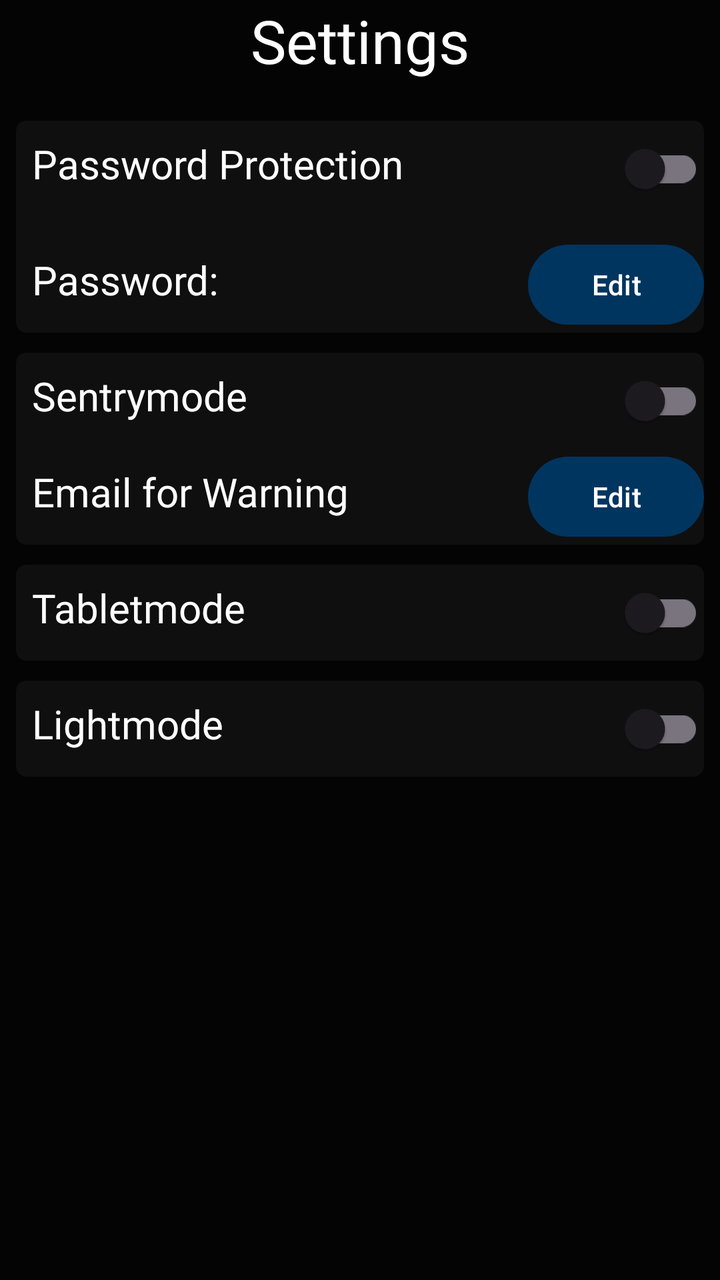
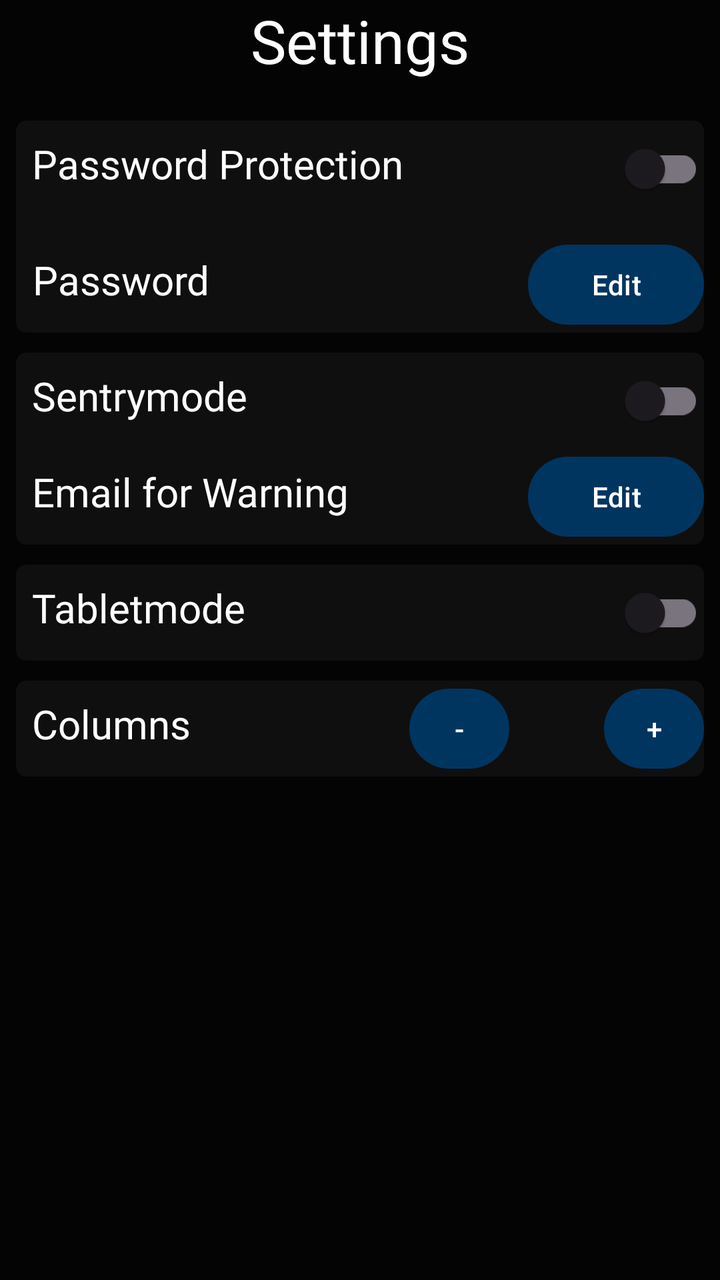

Before-and-after screenshots of an Android layout around one commit, followed by the original layout XML and the change that was made.
<!-- AndroidManifest.xml: application theme Theme.RUBMotorsportGroup2 -->
<!-- res/layout/fragment_settings.xml -->
<?xml version="1.0" encoding="utf-8"?>
<FrameLayout xmlns:android="http://schemas.android.com/apk/res/android"
    xmlns:app="http://schemas.android.com/apk/res-auto"
    xmlns:tools="http://schemas.android.com/tools"
    android:layout_width="match_parent"
    android:layout_height="match_parent"
    tools:context=".fragments.fragment_settings">
<LinearLayout
    android:layout_width="match_parent"
    android:layout_height="match_parent"
    android:background="@color/BackgroundColor"
    android:orientation="vertical">

    <TextView
        android:id="@+id/settings_settingsView"
        android:layout_width="match_parent"
        android:layout_height="wrap_content"
        android:fontFamily="@font/roboto"
        android:gravity="center"
        android:text="Settings"
        android:textColor="@color/white"
        android:textSize="30sp"
        android:layout_marginBottom="20sp"/>

    <androidx.cardview.widget.CardView
        android:id="@+id/settings_password_card"
        android:layout_width="match_parent"
        android:layout_height="wrap_content"
        android:layout_marginStart="8dp"
        android:layout_marginEnd="8dp"
        app:cardBackgroundColor="@color/ElementColor"
        app:cardCornerRadius="5dp"
        android:layout_marginBottom="10sp">
        <LinearLayout
            android:layout_width="match_parent"
            android:layout_height="wrap_content"
            android:orientation="vertical">
          <RelativeLayout
              android:layout_width="match_parent"
              android:layout_height="wrap_content"
              android:orientation="horizontal"
              android:id="@+id/password_edit"
              android:layout_marginBottom="10dp">
              <TextView
                  android:id="@+id/settings_password_protection"
                  android:layout_width="wrap_content"
                  android:layout_height="wrap_content"
                  android:layout_marginStart="8dp"
                  android:layout_marginTop="8dp"
                  android:fontFamily="@font/roboto"
                  android:text="Password Protection"
                  android:textSize="20sp"
                  android:textColor="@color/white"
                  app:layout_constraintStart_toStartOf="parent"
                  app:layout_constraintTop_toTopOf="parent"
                  />
              <androidx.appcompat.widget.SwitchCompat
                  android:layout_width="wrap_content"
                  android:layout_height="wrap_content"
                  android:id="@+id/settings_password_pro_switch"
                  android:layout_alignParentEnd="true" />
          </RelativeLayout>
          <RelativeLayout
              android:layout_width="match_parent"
              android:layout_height="wrap_content">
              <TextView
                  android:id="@+id/settings_password"
                  android:layout_width="wrap_content"
                  android:layout_height="wrap_content"
                  android:layout_marginStart="8dp"
                  android:layout_marginTop="8dp"
                  android:fontFamily="@font/roboto"
                  android:text="Password:"
                  android:textSize="20sp"
                  android:textColor="@color/white"
                  />

              <Button
                  android:id="@+id/settings_editPassBtn"
                  android:layout_width="wrap_content"
                  android:layout_height="wrap_content"
                  android:text="Edit"
                  android:layout_alignParentEnd="true"/>

          </RelativeLayout>

        </LinearLayout>
    </androidx.cardview.widget.CardView>

    <androidx.cardview.widget.CardView
        android:id="@+id/settings_mode_card"
        android:layout_width="match_parent"
        android:layout_height="wrap_content"
        android:layout_marginStart="8dp"
        android:layout_marginEnd="8dp"
        app:cardBackgroundColor="@color/ElementColor"
        app:cardCornerRadius="5dp"
        android:layout_marginBottom="10sp">
        <LinearLayout
            android:layout_width="match_parent"
            android:layout_height="wrap_content"
            android:orientation="vertical">
            <RelativeLayout
                android:layout_width="match_parent"
                android:layout_height="wrap_content"
                android:id="@+id/settings_sentrymode">
                <TextView
                    android:id="@+id/settings_sentrymodeview"
                    android:layout_width="wrap_content"
                    android:layout_height="wrap_content"
                    android:layout_marginStart="8dp"
                    android:layout_marginTop="8dp"
                    android:fontFamily="@font/roboto"
                    android:text="Sentrymode"
                    android:textSize="20sp"
                    android:textColor="@color/white"
                    app:layout_constraintStart_toStartOf="parent"
                    app:layout_constraintTop_toTopOf="parent"
                    />

                <androidx.appcompat.widget.SwitchCompat
                    android:id="@+id/settings_sentryModeSwitch"
                    android:layout_width="wrap_content"
                    android:layout_height="wrap_content"
                    android:layout_alignParentEnd="true"/>

            </RelativeLayout>

            <RelativeLayout
                android:layout_width="match_parent"
                android:layout_height="wrap_content">
                <TextView
                    android:id="@+id/settings_email"
                    android:layout_width="wrap_content"
                    android:layout_height="wrap_content"
                    android:layout_marginStart="8dp"
                    android:layout_marginTop="8dp"
                    android:fontFamily="@font/roboto"
                    android:text="Email for Warning"
                    android:textSize="20sp"
                    android:textColor="@color/white"
                    app:layout_constraintStart_toStartOf="parent"
                    app:layout_constraintTop_toTopOf="parent"
                    />

                <Button
                    android:id="@+id/settings_editMailBtn"
                    android:layout_width="wrap_content"
                    android:layout_height="wrap_content"
                    android:text="Edit"
                    android:layout_alignParentEnd="true"/>
            </RelativeLayout>
        </LinearLayout>
    </androidx.cardview.widget.CardView>
    <androidx.cardview.widget.CardView
        android:layout_width="match_parent"
        android:layout_height="wrap_content"
        android:layout_marginStart="8dp"
        android:layout_marginEnd="8dp"
        app:cardBackgroundColor="@color/ElementColor"
        app:cardCornerRadius="5dp"
        android:layout_marginBottom="10sp">
        <RelativeLayout
            android:layout_width="match_parent"
            android:layout_height="wrap_content">
            <TextView
                android:id="@+id/settings_tabletmode"
                android:layout_width="wrap_content"
                android:layout_height="wrap_content"
                android:layout_marginStart="8dp"
                android:layout_marginTop="8dp"
                android:fontFamily="@font/roboto"
                android:text="Tabletmode"
                android:textSize="20sp"
                android:textColor="@color/white"
                app:layout_constraintStart_toStartOf="parent"
                app:layout_constraintTop_toTopOf="parent"
                />

            <androidx.appcompat.widget.SwitchCompat
                android:id="@+id/settings_tabletModeSwitch"
                android:layout_width="wrap_content"
                android:layout_height="wrap_content"
                app:layout_constraintBottom_toBottomOf="parent"
                android:layout_alignParentEnd="true"/>
        </RelativeLayout>
    </androidx.cardview.widget.CardView>
    <androidx.cardview.widget.CardView
        android:layout_width="match_parent"
        android:layout_height="wrap_content"
        android:layout_marginStart="8dp"
        android:layout_marginEnd="8dp"
        app:cardBackgroundColor="@color/ElementColor"
        app:cardCornerRadius="5dp"
        android:layout_marginBottom="10sp">
        <RelativeLayout
            android:layout_width="match_parent"
            android:layout_height="wrap_content">
            <TextView
                android:id="@+id/settings_lightmodeview"
                android:layout_width="wrap_content"
                android:layout_height="wrap_content"
                android:layout_marginStart="8dp"
                android:layout_marginTop="8dp"
                android:fontFamily="@font/roboto"
                android:text="Lightmode"
                android:textSize="20sp"
                android:textColor="@color/white"
                />
            <androidx.appcompat.widget.SwitchCompat
                android:id="@+id/settings_lightModeSwitch"
                android:layout_width="wrap_content"
                android:layout_height="wrap_content"
                android:layout_alignParentEnd="true"/>
        </RelativeLayout>

    </androidx.cardview.widget.CardView>


</LinearLayout>

</FrameLayout>
<!-- resources referenced by this layout -->
<resources>
  <color name="BackgroundColor">#040404</color>
  <color name="ElementColor">#0f0f0f</color>
  <color name="white">#FFFFFFFF</color>
  <style name="Theme.RUBMotorsportGroup2" parent="Base.Theme.RUBMotorsportGroup2" />
  <style name="Base.Theme.RUBMotorsportGroup2" parent="Theme.Material3.DayNight.NoActionBar">
          <item name="colorPrimary">@color/RubColorBlue</item>
          <item name="android:windowBackground">@color/BackgroundColor</item>
          <item name="colorAccent">@color/ElementColor</item>
          <item name="colorSecondaryContainer">@color/white</item>
          <item name="colorSecondaryFixed">@color/white</item>
          <item name="android:textColorSecondary">@color/white</item>
          <item name="android:textColorSecondaryInverse">@color/black</item>
          <item name="android:textColorTertiary">@color/white</item>
          <item name="android:textColorTertiaryInverse">@color/black</item>
          <item name="android:backgroundTint">@null</item>
          
          
      </style>
  <color name="RubColorBlue">#003560</color>
  <color name="black">#FF000000</color>
</resources>

<!-- the commit's change to res/layout/fragment_settings.xml (unified diff, before → after) -->
@@ -17,7 +17,7 @@
         android:layout_height="wrap_content"
         android:fontFamily="@font/roboto"
         android:gravity="center"
-        android:text="Settings"
+        android:text="@string/settings_settings"
         android:textColor="@color/white"
         android:textSize="30sp"
         android:layout_marginBottom="20sp"/>
@@ -48,7 +48,7 @@
                   android:layout_marginStart="8dp"
                   android:layout_marginTop="8dp"
                   android:fontFamily="@font/roboto"
-                  android:text="Password Protection"
+                  android:text="@string/settings_password_protection"
                   android:textSize="20sp"
                   android:textColor="@color/white"
                   app:layout_constraintStart_toStartOf="parent"
@@ -70,9 +70,10 @@
                   android:layout_marginStart="8dp"
                   android:layout_marginTop="8dp"
                   android:fontFamily="@font/roboto"
-                  android:text="Password:"
+                  android:text="@string/settings_password"
                   android:textSize="20sp"
                   android:textColor="@color/white"
+                  android:gravity="center"
                   />
 
               <Button
@@ -111,7 +112,7 @@
                     android:layout_marginStart="8dp"
                     android:layout_marginTop="8dp"
                     android:fontFamily="@font/roboto"
-                    android:text="Sentrymode"
+                    android:text="@string/settings_sentry"
                     android:textSize="20sp"
                     android:textColor="@color/white"
                     app:layout_constraintStart_toStartOf="parent"
@@ -136,7 +137,7 @@
                     android:layout_marginStart="8dp"
                     android:layout_marginTop="8dp"
                     android:fontFamily="@font/roboto"
-                    android:text="Email for Warning"
+                    android:text="@string/mailManager_title"
                     android:textSize="20sp"
                     android:textColor="@color/white"
                     app:layout_constraintStart_toStartOf="parent"
@@ -170,7 +171,7 @@
                 android:layout_marginStart="8dp"
                 android:layout_marginTop="8dp"
                 android:fontFamily="@font/roboto"
-                android:text="Tabletmode"
+                android:text="@string/settings_tabletmode"
                 android:textSize="20sp"
                 android:textColor="@color/white"
                 app:layout_constraintStart_toStartOf="parent"
@@ -197,21 +198,49 @@
             android:layout_width="match_parent"
             android:layout_height="wrap_content">
             <TextView
-                android:id="@+id/settings_lightmodeview"
+                android:id="@+id/settings_column"
                 android:layout_width="wrap_content"
                 android:layout_height="wrap_content"
                 android:layout_marginStart="8dp"
                 android:layout_marginTop="8dp"
                 android:fontFamily="@font/roboto"
-                android:text="Lightmode"
+                android:text="@string/settings_columns"
                 android:textSize="20sp"
                 android:textColor="@color/white"
                 />
-            <androidx.appcompat.widget.SwitchCompat
-                android:id="@+id/settings_lightModeSwitch"
-                android:layout_width="wrap_content"
-                android:layout_height="wrap_content"
-                android:layout_alignParentEnd="true"/>
+            <Button
+                android:id="@+id/settings_plusbutton"
+                android:layout_width="50dp"
+                android:layout_height="wrap_content"
+                android:layout_alignParentEnd="true"
+                android:text="@string/settings_plus"
+                android:padding="10dp"
+                >
+            </Button>
+
+            <TextView
+                android:id="@+id/settings_columsdisplay"
+                android:layout_width="wrap_content"
+                android:layout_height="wrap_content"
+                android:layout_marginTop="8dp"
+                android:layout_toStartOf="@id/settings_plusbutton"
+                android:ems="2"
+                android:fontFamily="@font/roboto"
+                android:textAlignment="center"
+                android:textSize="20sp">
+
+            </TextView>
+            <Button
+                android:id="@+id/settings_minusbutton"
+                android:layout_width="50dp"
+                android:layout_height="wrap_content"
+                android:layout_toStartOf="@id/settings_columsdisplay"
+                android:text="@string/settings_minus"
+                android:padding="10dp">
+            </Button>
+
+
+
         </RelativeLayout>
 
     </androidx.cardview.widget.CardView>
<!-- resource entries referenced after the edit -->
@@ -3,6 +3,15 @@
   <color name="BackgroundColor">#040404</color>
   <color name="ElementColor">#0f0f0f</color>
   <color name="white">#FFFFFFFF</color>
+  <string name="mailManager_title">Email for Warning</string>
+  <string name="settings_columns">Columns</string>
+  <string name="settings_minus">-</string>
+  <string name="settings_password">Password</string>
+  <string name="settings_password_protection">Password Protection</string>
+  <string name="settings_plus">+</string>
+  <string name="settings_sentry">Sentrymode</string>
+  <string name="settings_settings">Settings</string>
+  <string name="settings_tabletmode">Tabletmode</string>
   <style name="Theme.RUBMotorsportGroup2" parent="Base.Theme.RUBMotorsportGroup2" />
   <style name="Base.Theme.RUBMotorsportGroup2" parent="Theme.Material3.DayNight.NoActionBar">
           <item name="colorPrimary">@color/RubColorBlue</item>
